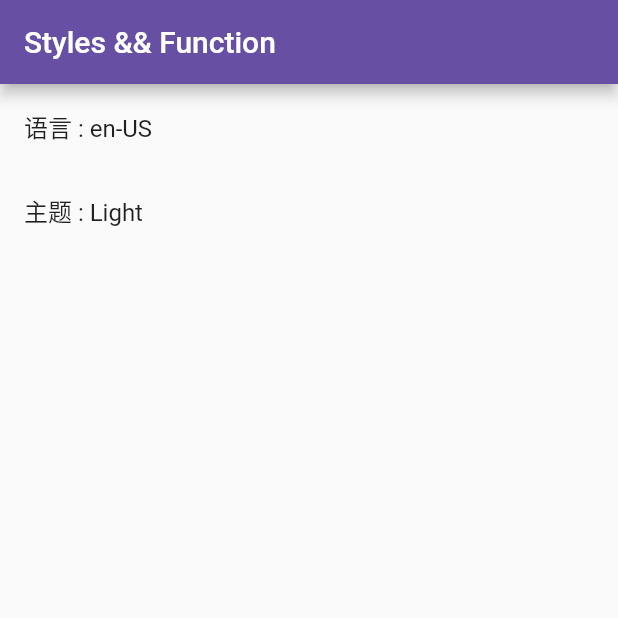
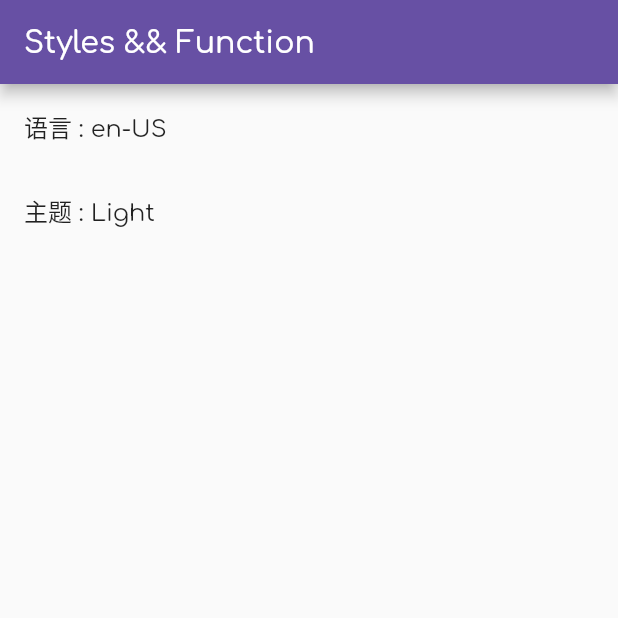
Before and after one commit to knhn1004/flutter_woo_commerce_getx_learn, a Flutter app: the screen it shows after launch, on a phone screen of 412 x 824 dp, the top half of it. Run offline on Flutter 3.47's test engine with Material 2 defaults, Android fonts, the phone set to English and light mode, and no system bars; our stand-ins replace dio, get, google_fonts, package_info_plus, shared_preferences.

Commit message:
load google fonts

```diff
--- a/lib/common/style/theme.dart
+++ b/lib/common/style/theme.dart
@@ -1,16 +1,21 @@
 import 'package:flutter/material.dart';
+import 'package:google_fonts/google_fonts.dart';
 
 import 'index.dart';
 
 /// 主题
 class AppTheme {
+  static final ThemeData _base = ThemeData(
+    textTheme: GoogleFonts.comfortaaTextTheme(),
+  );
+
   /// 亮色
-  static ThemeData light = ThemeData(
+  static ThemeData light = _base.copyWith(
     colorScheme: lightColorScheme,
   );
 
   /// 暗色
-  static ThemeData dark = ThemeData(
+  static ThemeData dark = _base.copyWith(
     colorScheme: darkColorScheme,
   );
 }
--- a/pubspec.yaml
+++ b/pubspec.yaml
@@ -35,6 +35,7 @@ dependencies:
   flutter_localizations:
     sdk: flutter
   get: ^4.6.5
+  google_fonts: ^4.0.4
   package_info_plus: ^3.1.2
   shared_preferences: ^2.1.0
 
```
Also changed, not shown: pubspec.lock, 1 other file.
